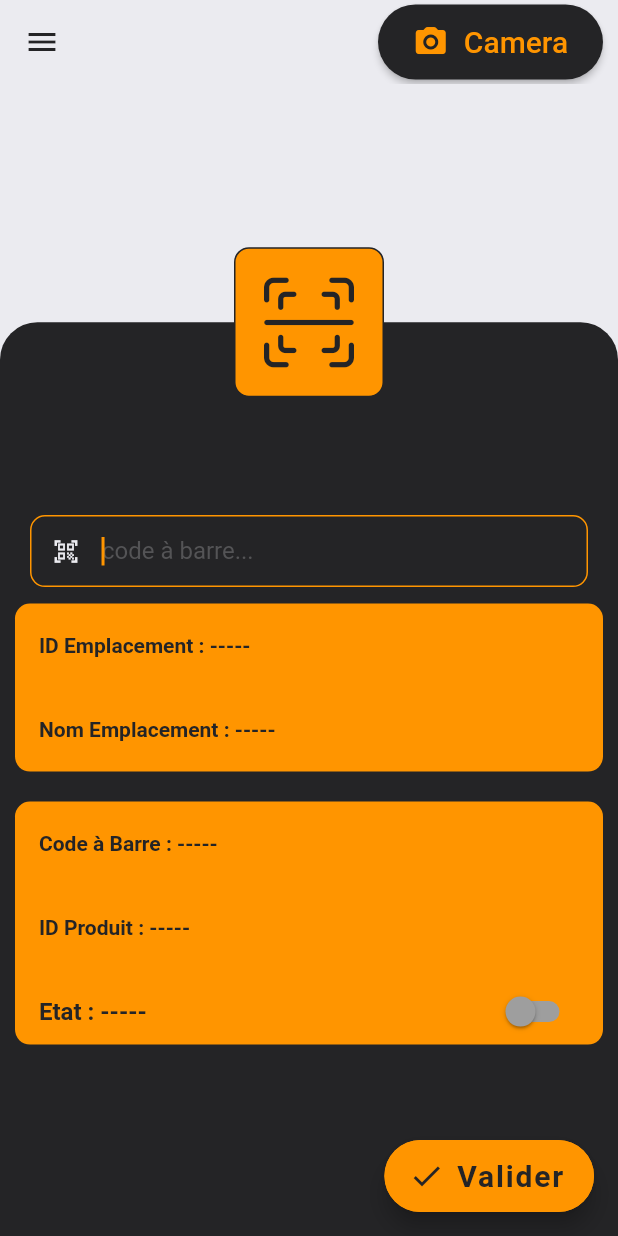
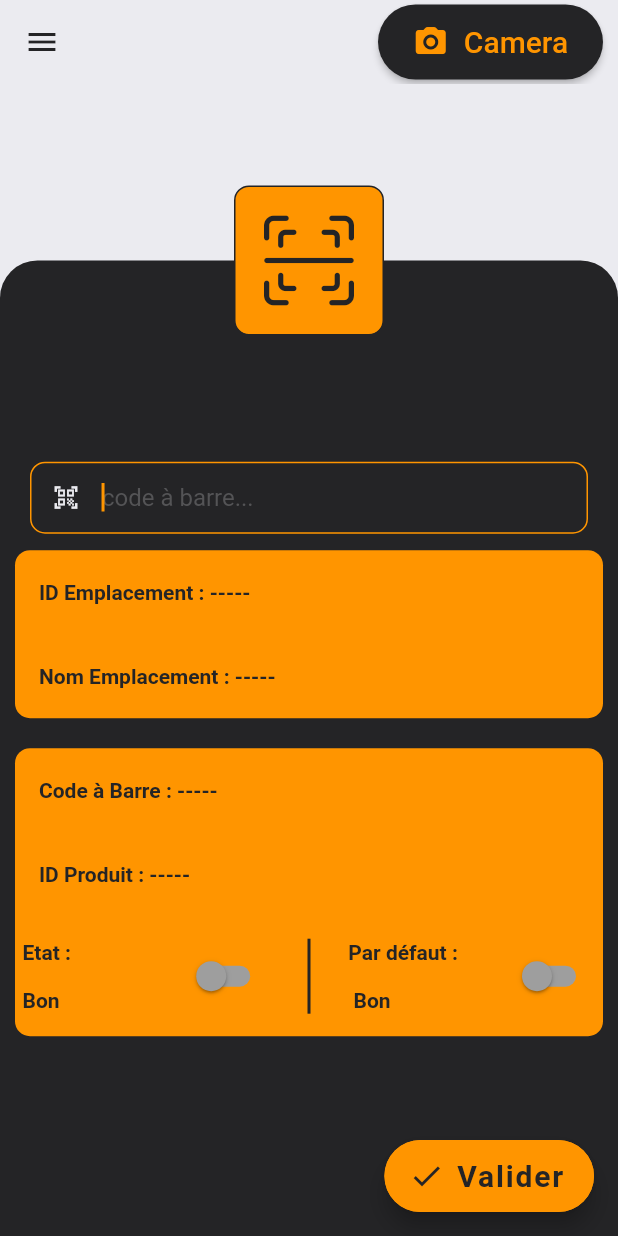
Before and after one commit to EngrTAHAR-Noureddine/scanApp, a Flutter app: the Scanner screen opened by its route, on a phone screen of 412 x 824 dp. Run offline on Flutter 3.47's test engine with Material 2 defaults, Android fonts, the light colour scheme and no system bars; our stand-ins replace file_picker, flutter_slidable, open_file, permission_handler, sqflite; missing offline and left inert: dart:ffi, flutter_barcode_scanner, spreadsheet_decoder, syncfusion_flutter_xlsio; accounts and stored records are empty; key blocks and very long unbroken strings in the code were emptied for the run.

Commit message:
"fix : add default butoon always good"

```diff
--- a/lib/view_models/providers/scanner.dart
+++ b/lib/view_models/providers/scanner.dart
@@ -29,7 +29,7 @@ class ScannerProvider extends ChangeNotifier{
   int? idEmplacement;
   int? idProduct;
   String? nameEmplacement;
-  String? quality;
+  String? quality = "Bon";
   InventoryLine? newLine;
   Inventory? incompleteInventory;
   bool showKeyBoard = false;
@@ -50,6 +50,7 @@ class ScannerProvider extends ChangeNotifier{
     quality= null;
     newLine= null;
     _switch = false;
+    asDefault = false;
     incompleteInventory = null;
   }
 
@@ -110,6 +111,8 @@ class ScannerProvider extends ChangeNotifier{
           quantity: 1,
           quantitySystem: 1
                 );
+      }else if(MainProvider().user!.productLotsTable == "Empty"){
+       findIt = null;
      }else{findIt = false;}
 
     }
@@ -287,30 +290,80 @@ class ScannerProvider extends ChangeNotifier{
 
 
   bool _switch = false;
-  setIsGood(){
-    String text =(quality!=null) ? "Etat : "+quality.toString() : "Etat : -----";
+  bool asDefault = false;
+
+  setIsGood(context){
+    String text =(quality!=null) ? "Etat :\n\n"+quality.toString() : "Etat :\n\n Pas Bon";
+    String text2 ="Par défaut :\n\n Bon" ;
     return Container(
       color:Colors.transparent,//ColorsOf().primaryBackGround(),
-      height:50,
+      height:80,
+      padding: EdgeInsets.all(5),
+      //width: 100,
       alignment: Alignment.center,
+      child: Row(
+
+        mainAxisAlignment: MainAxisAlignment.spaceBetween,
+        children: [
+          Container(
+
+            width: MediaQuery.of(context).size.width*0.4,
             child: SwitchListTile(
+              contentPadding: EdgeInsets.all(0),
               activeColor: Colors.blue,
               inactiveThumbColor: Colors.grey,
               inactiveTrackColor: Colors.grey,
               activeTrackColor: Colors.blue,
               title: Text(
-          text, style: TextStyle(color:ColorsOf().primaryBackGround() ,fontSize: 16,fontWeight: FontWeight.bold),
+                text, style: TextStyle(color:ColorsOf().primaryBackGround() ,fontSize: 14,fontWeight: FontWeight.bold),
               ),
 
-        value: _switch,
+              value: (asDefault)?true:_switch,
               onChanged: (bool value) async {
                 print(value);
                 _switch = value;
-          quality = (_switch)?"Bon":"Pas Bon";
+                if(!_switch) asDefault = false;
+                quality =(asDefault)? "Bon" :(_switch)?"Bon":"Pas Bon";
                 notifyListeners();
 
               },
 
+            ),
+          ),
+          Padding(
+            padding: const EdgeInsets.all(10),
+            child: Container(
+              width: 2,
+              color: ColorsOf().borderContainer(),
+
+            ),
+          ),
+          Container(
+
+            width: MediaQuery.of(context).size.width*0.4,
+            child: SwitchListTile(
+              contentPadding: EdgeInsets.all(0),
+              activeColor: Colors.blue,
+              inactiveThumbColor: Colors.grey,
+              inactiveTrackColor: Colors.grey,
+              activeTrackColor: Colors.blue,
+              title: Text(
+                text2, style: TextStyle(color:ColorsOf().primaryBackGround() ,fontSize: 14,fontWeight: FontWeight.bold),
+              ),
+
+              value: asDefault,
+              onChanged: (bool value) async {
+                print(value);
+                asDefault = value;
+                if(asDefault) quality = "Bon";
+
+                notifyListeners();
+
+              },
+
+            ),
+          ),
+        ],
       ),
     );
   }
--- a/lib/views/scanner.dart
+++ b/lib/views/scanner.dart
@@ -105,7 +105,7 @@ class Scanner extends StatelessWidget {
                      children: [
 
                        Container(
-                         height: MediaQuery.of(context).size.height * 0.8 ,
+                         height: MediaQuery.of(context).size.height * 0.85 ,
                          width: MediaQuery.of(context).size.width ,
                          padding: EdgeInsets.only(top: 50),
 
@@ -125,8 +125,11 @@ class Scanner extends StatelessWidget {
                                    mainAxisAlignment: MainAxisAlignment.center,
                                    children: [
                                      value.dialogBox(context, findIt),
+
                                      value.inputBarCode(context),
+
                                      SizedBox(height: 10),
+
                                      Container(
                                        width: MediaQuery.of(context).size.width,
                                        decoration: BoxDecoration(
@@ -183,6 +186,7 @@ class Scanner extends StatelessWidget {
                                          ],
                                        ),
                                      ),
+
                                      SizedBox(height: 20),
 
                                      Container(
@@ -242,7 +246,7 @@ class Scanner extends StatelessWidget {
                                                onTap:null,
                                              ),
                                            ),
-                                           value.setIsGood(),
+                                           value.setIsGood(context),
 
                                          ],
                                        ),
```
Lines whose indentation alone changed are shown as unchanged.
